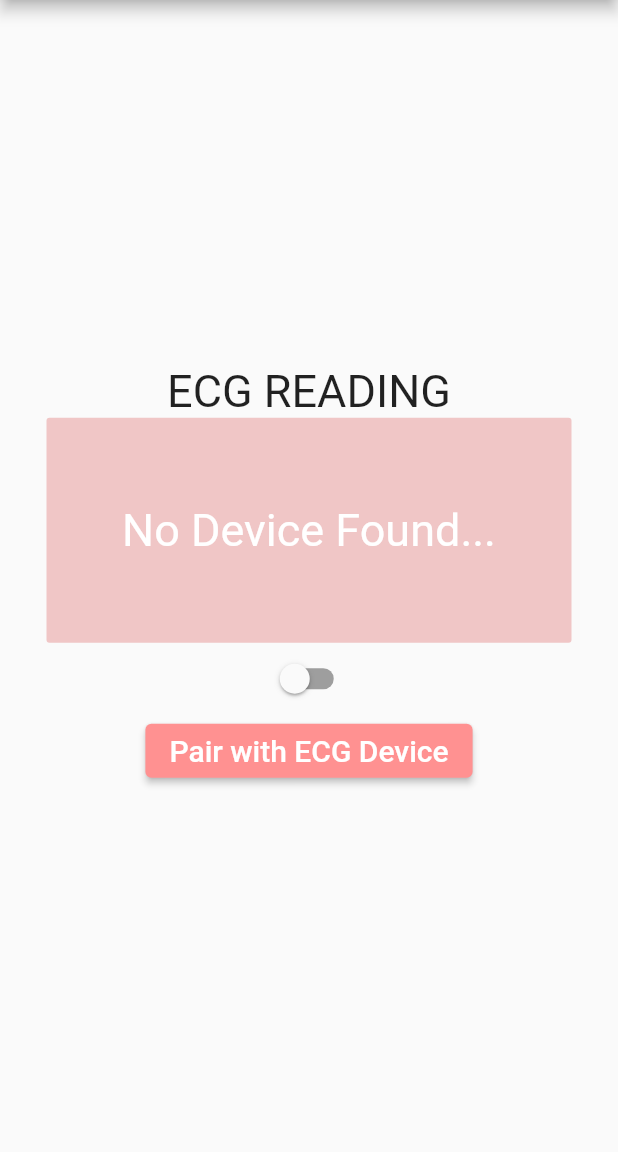
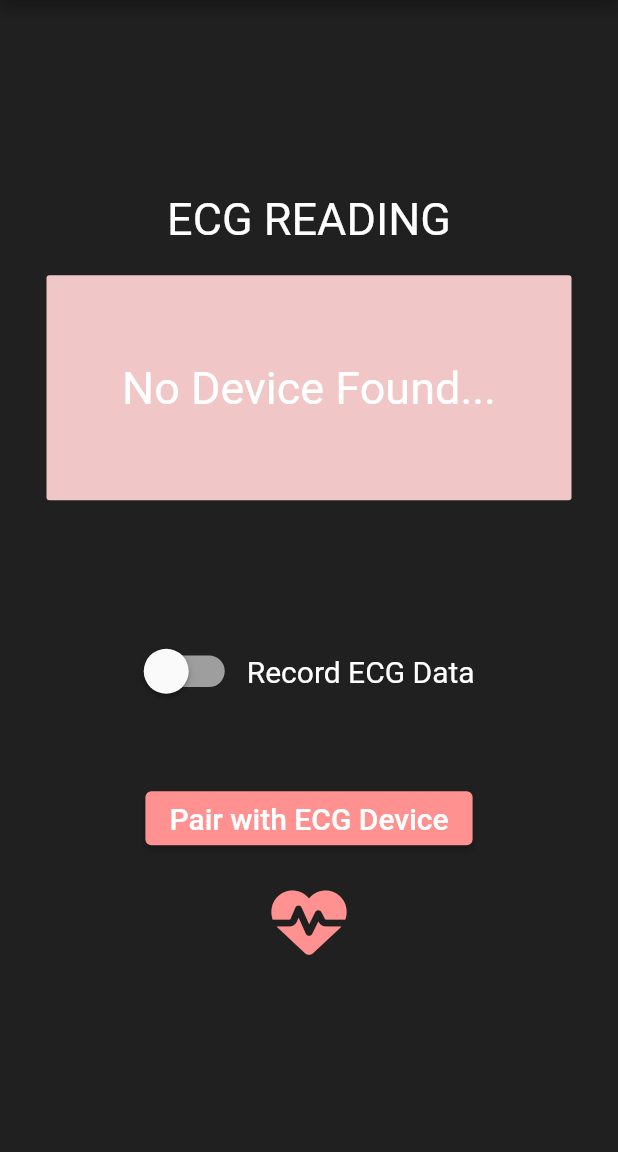
Before and after one commit to dylanvu/ECG-App, a Flutter app: the screen it shows after launch, on a phone screen of 412 x 824 dp, the part 84-1236 px from its top. Run offline on Flutter 3.47's test engine with Material 2 defaults, Android fonts, the phone set to English and light mode, and no system bars; our stand-ins replace font_awesome_flutter.

Commit message:
added font awesome icons in pubspec.yaml + some changes to homepage

```diff
--- a/lib/main.dart
+++ b/lib/main.dart
@@ -1,5 +1,6 @@
 import 'package:ecg_app/device_search.dart';
 import 'package:flutter/material.dart';
+import 'package:font_awesome_flutter/font_awesome_flutter.dart';
 
 void main() {
   runApp(const MyApp());
@@ -38,15 +39,10 @@ class _MyHomePageState extends State<MyHomePage> {
   int _counter = 0;
   bool switch_pressed = false;
 
-  void _switchClicked(bool value){
-    setState(() {
-      switch_pressed = false;
-    });
-  }
-
   @override
   Widget build(BuildContext context) {
     return Scaffold(
+      backgroundColor: Theme.of(context).colorScheme.background,
       appBar: AppBar(
         title: Text(widget.title),
       ),
@@ -56,8 +52,9 @@ class _MyHomePageState extends State<MyHomePage> {
           children: <Widget>[
             const Text(
               'ECG READING',
-              style: TextStyle(fontSize: 30),
+              style: TextStyle(fontSize: 30, color: Colors.white),
             ),
+            const SizedBox(height: 20),
             Container(
               decoration: BoxDecoration(
                 color: const Color.fromARGB(255, 240, 198, 198),
@@ -74,13 +71,32 @@ class _MyHomePageState extends State<MyHomePage> {
                 ),
               ),
             ),
-            Switch(
-              activeColor: Colors.pink.shade50,
-              inactiveTrackColor: Colors.grey,
-              splashRadius: 25,
-              value: switch_pressed,
-              onChanged: _switchClicked,
+            const SizedBox(height: 90),
+            Container(
+              child: Row(
+                mainAxisAlignment: MainAxisAlignment.center,
+                children: <Widget>[
+                  Transform.scale(scale: 1.5,
+                    child: Switch(
+                      activeColor: Theme.of(context).colorScheme.primary,
+                      inactiveTrackColor: Colors.grey,
+                      splashRadius: 20,
+                      value: switch_pressed,
+                      onChanged: (bool value){
+                        setState(() {
+                          switch_pressed = value;
+                        });
+                      },
+                    ),
+                  ),
+                  const Text(
+                    '  Record ECG Data',
+                    style: TextStyle(fontSize: 20, color: Colors.white),
+                   ),
+                ],
+              ),
             ),
+            const SizedBox(height: 50),
             ElevatedButton(
             onPressed: () {
               print('Pairing Device!');
@@ -92,6 +108,12 @@ class _MyHomePageState extends State<MyHomePage> {
             },
             child: Text('Pair with ECG Device', style: TextStyle(fontSize: 20),),
             ),
+            const SizedBox(height: 20),
+            Icon(
+              FontAwesomeIcons.heartPulse,
+              size: 50,
+              color: Theme.of(context).colorScheme.primary,
+            ),
           ],
         ),
       ),
--- a/pubspec.yaml
+++ b/pubspec.yaml
@@ -29,6 +29,7 @@ environment:
 dependencies:
   flutter:
     sdk: flutter
+  font_awesome_flutter: '>= 10.6.0'
 
 
   # The following adds the Cupertino Icons font to your application.
```
Also changed, not shown: pubspec.lock.
